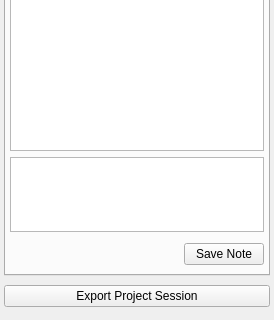
Before: the Qt Designer form src/Interface/AppInterface/ProjectDockWidget.ui in SCIInstitute/Seg3D, drawn with Qt 5; both pictures show x 0 to 274 and y 481 to 801 of the 274 by 801 pixel window.
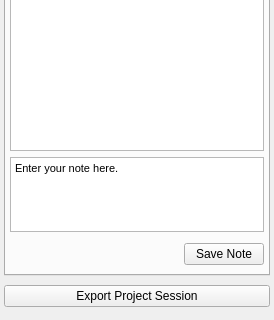
After: the same form once the commit is applied. The open tabs and pages were chosen to show the change.

Commit message: added calculate volume functionality to mask layerwidgets.  Fixed issue with splash menu letting you past to the program without a project created or loaded. Fixed some color issues with the quit button.  Tweaked the AppShortcuts to put the navigation hotkey list above some less used ones and set made its default size a bit larger.  Fixed an issues with ProjectDockWidget not showing the placeholder text in the text edit at first.

What changed in the file:
```diff
--- a/src/Interface/AppInterface/ProjectDockWidget.ui
+++ b/src/Interface/AppInterface/ProjectDockWidget.ui
@@ -524,6 +524,13 @@
           <property name="documentTitle">
            <string/>
           </property>
+          <property name="html">
+           <string>&lt;!DOCTYPE HTML PUBLIC &quot;-//W3C//DTD HTML 4.0//EN&quot; &quot;http://www.w3.org/TR/REC-html40/strict.dtd&quot;&gt;
+&lt;html&gt;&lt;head&gt;&lt;meta name=&quot;qrichtext&quot; content=&quot;1&quot; /&gt;&lt;style type=&quot;text/css&quot;&gt;
+p, li { white-space: pre-wrap; }
+&lt;/style&gt;&lt;/head&gt;&lt;body style=&quot; font-family:'MS Shell Dlg 2'; font-size:8.25pt; font-weight:400; font-style:normal;&quot;&gt;
+&lt;p style=&quot; margin-top:0px; margin-bottom:0px; margin-left:0px; margin-right:0px; -qt-block-indent:0; text-indent:0px;&quot;&gt;&lt;span style=&quot; font-size:8pt;&quot;&gt;Enter your note here.&lt;/span&gt;&lt;/p&gt;&lt;/body&gt;&lt;/html&gt;</string>
+          </property>
          </widget>
         </item>
         <item>
```
The commit also changes 13 other files.
